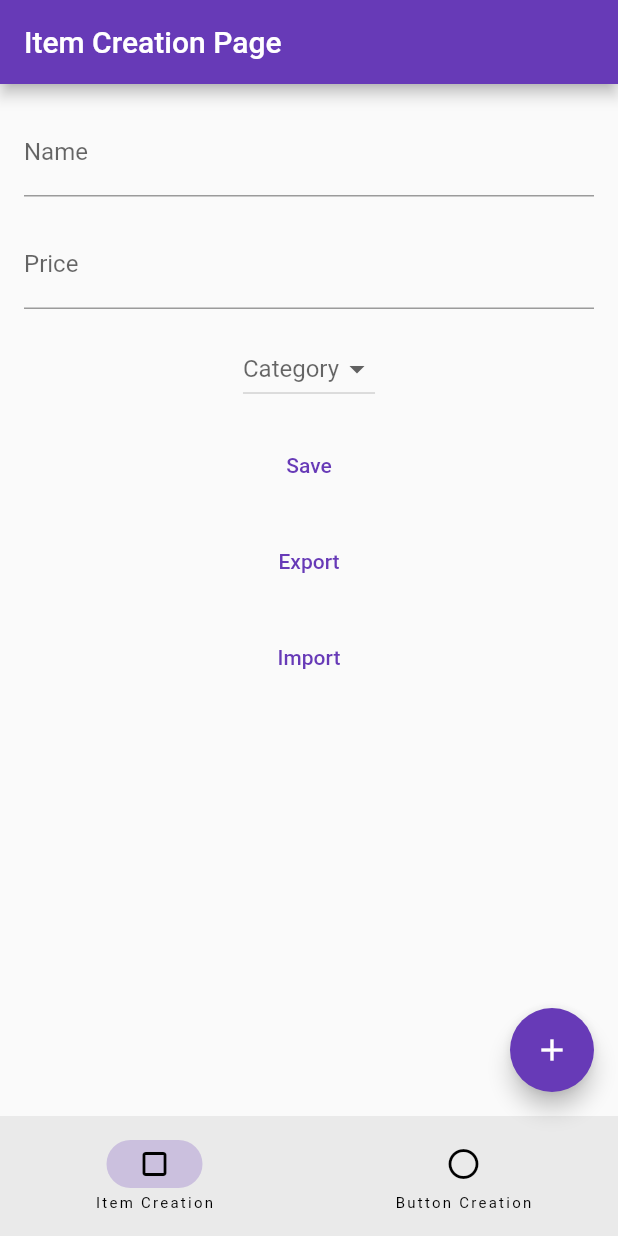
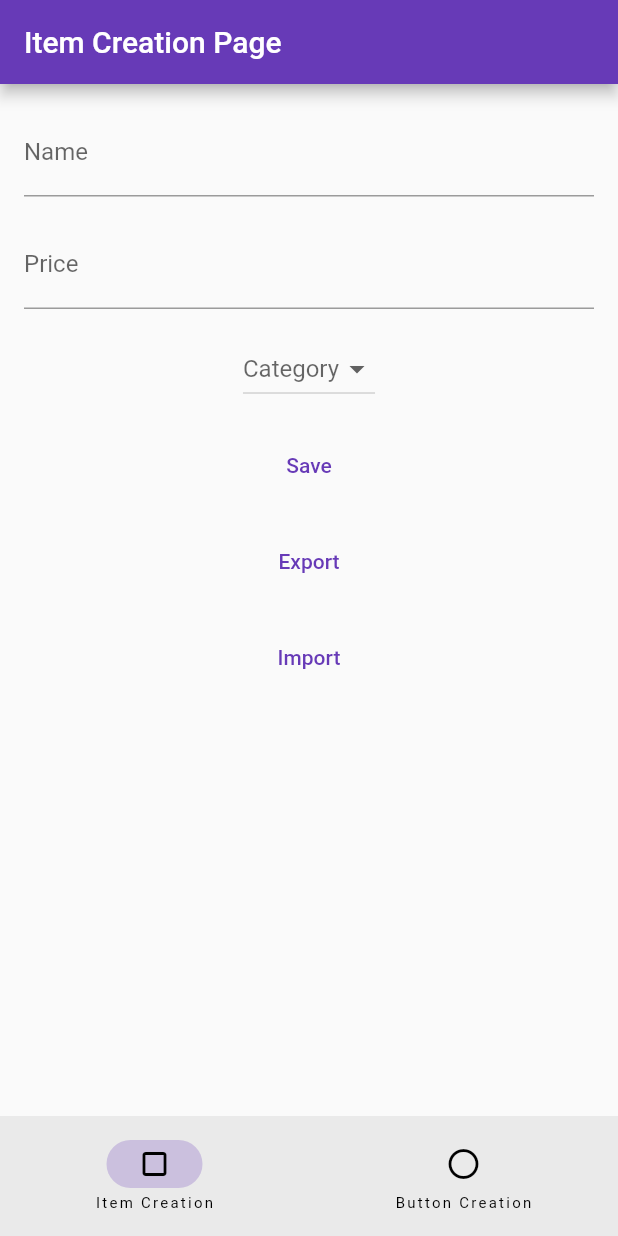
Before and after one commit to gsingh2124/Flutter-Buttons-From-CSVs, a Flutter app: the screen it shows after launch, on a phone screen of 412 x 824 dp. Run offline on Flutter 3.47's test engine with Material 2 defaults, Android fonts, the phone set to English and light mode, and no system bars; our stand-ins replace csv.

Commit message:
removed unnecessary floatig add button

```diff
--- a/lib/main.dart
+++ b/lib/main.dart
@@ -37,12 +37,6 @@ class _RootPageState extends State<RootPage> {
   Widget build(BuildContext context) {
     return Scaffold(
       body: pages[currentPage],
-      floatingActionButton: FloatingActionButton(
-        onPressed: () {
-          debugPrint('Floating Action Button');
-        },
-        child: const Icon(Icons.add),
-      ),
       bottomNavigationBar: NavigationBar(
         destinations: const [
           NavigationDestination(
```
